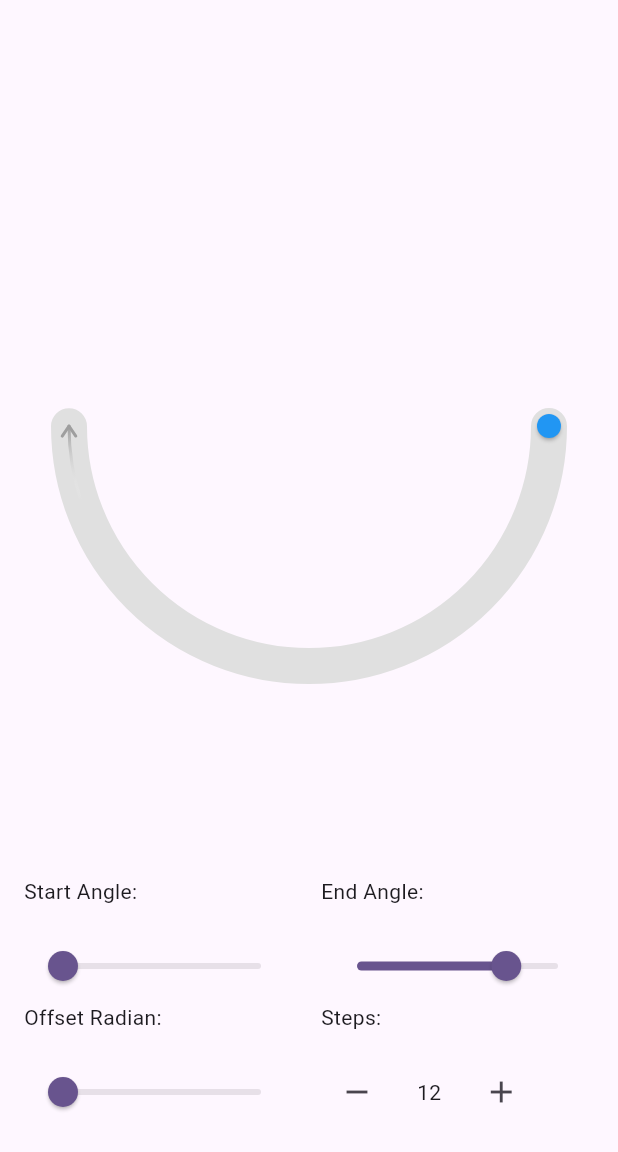
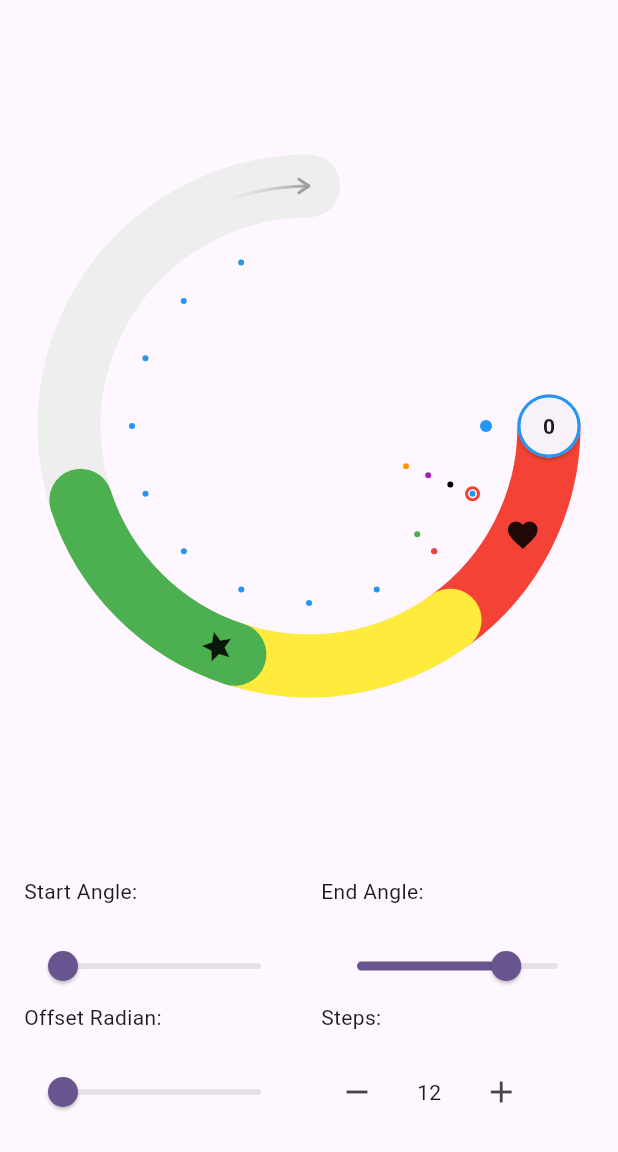
Before and after one commit to nikhilbawane/circular_slider, a Flutter app: the screen it shows after launch, on a phone screen of 412 x 824 dp, the part 84-1236 px from its top. Run offline on Flutter 3.47's test engine with Material 3 defaults, Android fonts, the phone set to English and light mode, and no system bars.

Commit message:
updated example to better demonstrate the widget

```diff
--- a/example/lib/main.dart
+++ b/example/lib/main.dart
@@ -42,23 +42,6 @@ class _HomePageState extends State<HomePage> {
 
   @override
   Widget build(BuildContext context) {
-    CircularSlider(
-      value: _value,
-      startAngle: 0.0,
-      endAngle: 3.141,
-      radius: 160,
-      knobBuilder: (context, angle) {
-        return const Card(
-          color: Colors.blue,
-          shape: CircleBorder(),
-        );
-      },
-      onChanged: (value) {
-        setState(() {
-          _value = value;
-        });
-      },
-    );
     return Scaffold(
       appBar: AppBar(
         backgroundColor: Theme.of(context).colorScheme.inversePrimary,
@@ -69,25 +52,114 @@ class _HomePageState extends State<HomePage> {
           Expanded(
             child: Center(
               child: CircularSlider(
-                startAngle: 0.0, // from 0 to 2π, greater than endAngle
-                endAngle: 3.141, // from 0 to 2π, less than startAngle
-                strokeWidth: 24.0, // width of the track
-
-                // required
+                value: _value,
+                min: 0.0,
+                max: 1.0,
+                steps: _steps,
+                offsetRadian: _offset,
+                startAngle: _startAngle,
+                endAngle: _endAngle,
                 radius: 160,
-                value: _value, // a value from 0.0 to 1.0
+                strokeWidth: 42,
+                notchRingOffset: 0.0,
+                trackColor: Colors.grey.shade200,
+                knobSize: const Size.square(50.0),
                 knobBuilder: (context, angle) {
-                  return const Card(
-                    color: Colors.blue,
-                    shape: CircleBorder(),
+                  return Card(
+                    shape: const CircleBorder(
+                      eccentricity: 0.2,
+                      side: BorderSide(
+                        color: Colors.blue,
+                        width: 2.0,
+                      ),
+                    ),
+                    child: Center(
+                      child: Text(
+                        angle.toStringAsFixed(0),
+                        style: const TextStyle(fontWeight: FontWeight.bold),
+                      ),
+                    ),
                   );
                 },
                 onChanged: (value) {
-                  // value obtained will always be between 0.0 and 1.0
                   setState(() {
                     _value = value;
                   });
                 },
+                markers: [
+                  ...List.generate(
+                    _steps ~/ 5,
+                    (index) => CircularSliderMarker(
+                      marker: const Icon(Icons.star),
+                      size: const Size.square(24.0),
+                      stepIndex: (index * 5).toDouble(),
+                    ),
+                  ),
+                  const CircularSliderMarker(
+                    marker: Icon(Icons.favorite),
+                    size: Size.square(24.0),
+                    value: 0.1,
+                    lockRotation: false,
+                  ),
+                ],
+                notchGroups: [
+                  ...List.generate(
+                    _steps,
+                    (index) => CircularSliderNotchGroup(
+                      stepIndex: index.toDouble(),
+                      spacing: 16.0,
+                      notches: [
+                        CircularSliderNotch(
+                          radius: _value == (index / _steps) ? 4.0 : 2.0,
+                          color: Colors.blue,
+                        ),
+                      ],
+                    ),
+                  ),
+                  const CircularSliderNotchGroup(
+                    stepIndex: 1,
+                    spacing: 16.0,
+                    notches: [
+                      CircularSliderNotch(
+                        radius: 4.0,
+                        color: Colors.red,
+                        filled: false,
+                        strokeWidth: 2.0,
+                      ),
+                      CircularSliderNotch(radius: 2.0, color: Colors.black),
+                      CircularSliderNotch(radius: 2.0, color: Colors.purple),
+                      CircularSliderNotch(radius: 2.0, color: Colors.orange),
+                    ],
+                  ),
+                  const CircularSliderNotchGroup(
+                    stepIndex: 2,
+                    spacing: 16.0,
+                    notches: [
+                      CircularSliderNotch(radius: 2.0, color: Colors.red),
+                      CircularSliderNotch(radius: 2.0, color: Colors.green),
+                    ],
+                  ),
+                ],
+                segments: const [
+                  CircularSliderSegment(
+                    color: Colors.red,
+                    start: 0,
+                    length: 0.2,
+                    width: 42.0,
+                  ),
+                  CircularSliderSegment(
+                    color: Colors.yellow,
+                    start: 0.2,
+                    length: 0.2,
+                    width: 42.0,
+                  ),
+                  CircularSliderSegment(
+                    color: Colors.green,
+                    start: 0.4,
+                    length: 0.2,
+                    width: 42.0,
+                  ),
+                ],
               ),
             ),
           ),
```
